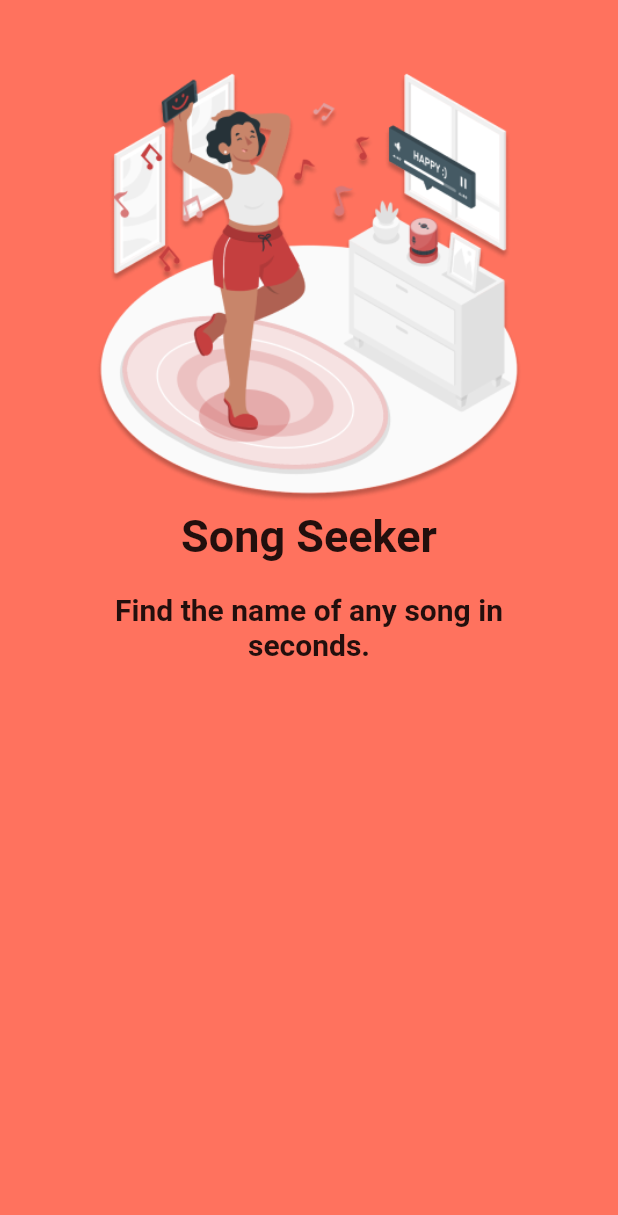
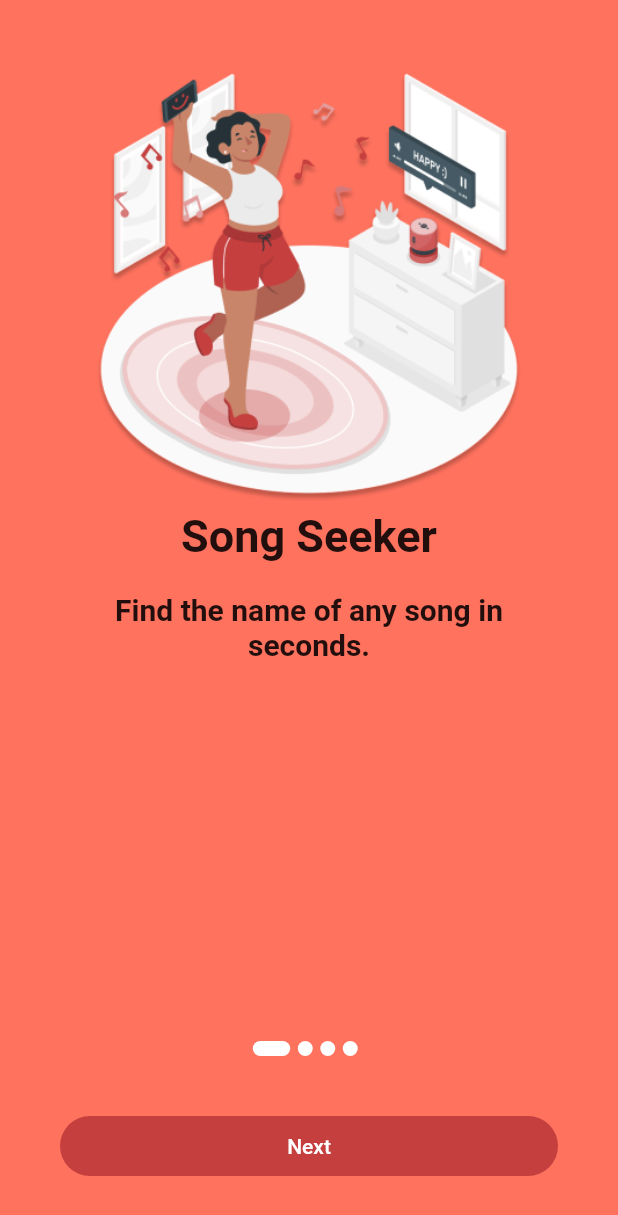
Before and after one commit to AkinAkinbobola/Buzz, a Flutter app: the OnboardingScreen screen opened directly, on a phone screen of 412 x 824 dp. Shown: the top 1215 px of the screen. Run offline on Flutter 3.47's test engine with Material 2 defaults, Android fonts, the phone set to English and light mode, and no system bars; our stand-ins replace flutter_spinkit, flutter_svg.

Commit message:
Finished Initial Onboarding

```diff
--- a/lib/main.dart
+++ b/lib/main.dart
@@ -1,4 +1,5 @@
 import 'package:buzz/onboarding.dart';
+import 'package:buzz/register.dart';
 import 'package:buzz/splash_screen.dart';
 import 'package:flutter/material.dart';
 import 'package:flutter_svg/flutter_svg.dart';
@@ -19,7 +20,7 @@ class _MyAppState extends State<MyApp> {
   Widget build(BuildContext context) {
     return const MaterialApp(
       debugShowCheckedModeBanner: false,
-      home: SplashScreen(),
+      home: Register(),
     );
   }
 }
--- a/lib/onboarding.dart
+++ b/lib/onboarding.dart
@@ -1,4 +1,5 @@
 import 'package:buzz/content_model.dart';
+import 'package:buzz/register.dart';
 import 'package:flutter/material.dart';
 import 'package:flutter_svg/flutter_svg.dart';
 
@@ -10,7 +11,20 @@ class OnboardingScreen extends StatefulWidget {
 }
 
 class _OnboardingScreenState extends State<OnboardingScreen> {
+  int currentIndex = 0;
+  PageController _controller = PageController();
   @override
+  void initState() {
+    _controller = PageController(initialPage: 0);
+    super.initState();
+  }
+
+  @override
+  void dispose() {
+    _controller.dispose();
+    super.dispose();
+  }
+
   Widget build(BuildContext context) {
     return Scaffold(
       backgroundColor: const Color(0xFFFF725E),
@@ -19,6 +33,12 @@ class _OnboardingScreenState extends State<OnboardingScreen> {
           children: [
             Expanded(
               child: PageView.builder(
+                controller: _controller,
+                onPageChanged: (int index) {
+                  setState(() {
+                    currentIndex = index;
+                  });
+                },
                 itemCount: contents.length,
                 itemBuilder: (_, i) {
                   return Padding(
@@ -53,9 +73,57 @@ class _OnboardingScreenState extends State<OnboardingScreen> {
                 },
               ),
             ),
+            Container(
+              child: Row(
+                mainAxisAlignment: MainAxisAlignment.center,
+                children: List.generate(
+                  contents.length,
+                  (index) => buildDot(index, context),
+                ),
+              ),
+            ),
+            Container(
+              height: 40,
+              width: double.infinity,
+              margin: EdgeInsets.all(40),
+              child: TextButton(
+                child: Text(
+                    currentIndex == contents.length - 1 ? 'Continue' : 'Next'),
+                onPressed: () {
+                  if (currentIndex == contents.length - 1) {
+                    Navigator.push(
+                      context,
+                      MaterialPageRoute(builder: (context) => const Register()),
+                    );
+                  }
+                  _controller.nextPage(
+                    duration: Duration(milliseconds: 100),
+                    curve: Curves.bounceIn,
+                  );
+                },
+                style: TextButton.styleFrom(
+                    foregroundColor: Colors.white,
+                    backgroundColor: Color(0xFFC53F3F),
+                    shape: RoundedRectangleBorder(
+                      borderRadius: BorderRadius.circular(20),
+                    )),
+              ),
+            ),
           ],
         ),
       ),
     );
   }
+
+  Container buildDot(int index, BuildContext context) {
+    return Container(
+      height: 10,
+      width: currentIndex == index ? 25 : 10,
+      margin: EdgeInsets.only(right: 5),
+      decoration: BoxDecoration(
+        borderRadius: BorderRadius.circular(20),
+        color: Colors.white,
+      ),
+    );
+  }
 }
--- a/lib/splash_screen.dart
+++ b/lib/splash_screen.dart
@@ -16,7 +16,7 @@ class _SplashScreenState extends State<SplashScreen> {
   void initState() {
     // TODO: implement initState
     super.initState();
-    Future.delayed(Duration(seconds: 60)).then((value) {
+    Future.delayed(Duration(seconds: 4)).then((value) {
       Navigator.of(context).pushReplacement(
           CupertinoPageRoute(builder: (ctx) => const OnboardingScreen()));
     });
```
Also changed, not shown: lib/register.dart (added, +17 -0 lines).
